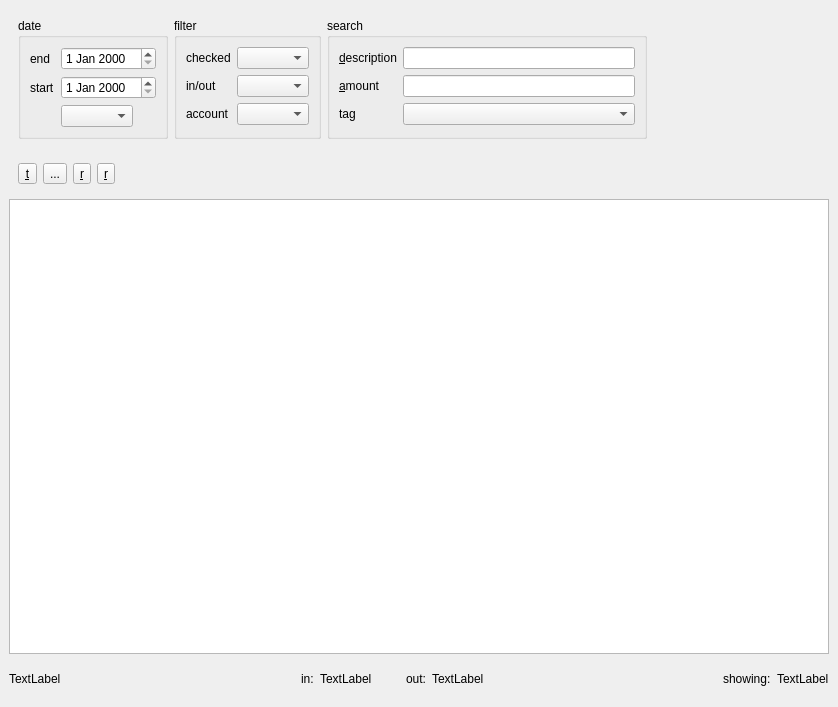
Old version of the form ui/pydosh.ui in the repository innerhippy/pydosh.
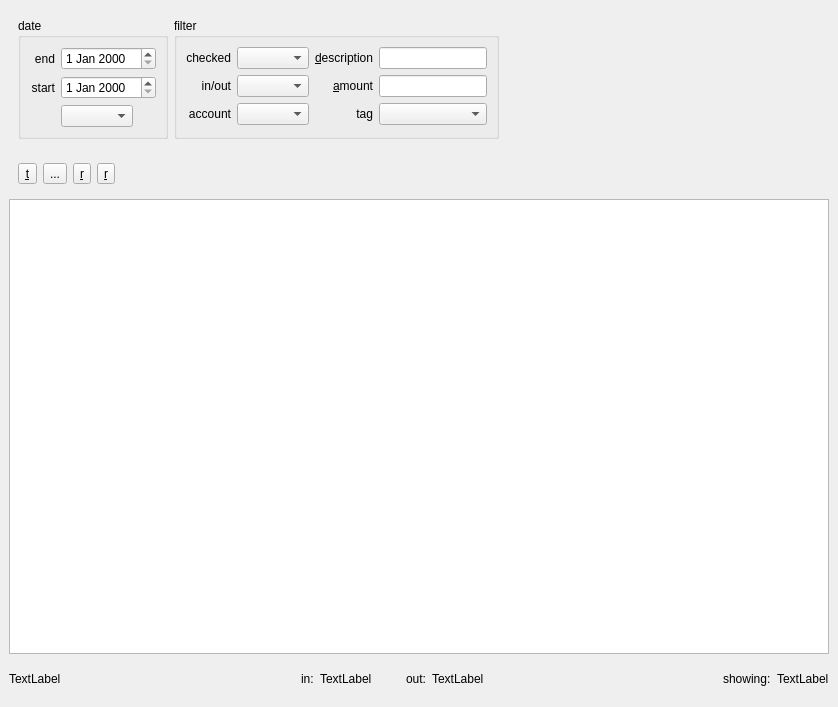
New version of the form. Icons and pictures are not drawn. Custom widgets are drawn as their Qt base class.

Patch:
```diff
--- a/ui/pydosh.ui
+++ b/ui/pydosh.ui
@@ -14,11 +14,11 @@
    <string>pydosh</string>
   </property>
   <widget class="QWidget" name="centralwidget">
-   <layout class="QGridLayout" name="gridLayout_4">
+   <layout class="QGridLayout" name="gridLayout_2">
     <item row="0" column="0">
      <widget class="QWidget" name="widget_3" native="true">
       <layout class="QGridLayout" name="gridLayout_3">
-       <item row="0" column="1">
+       <item row="0" column="2">
         <widget class="QGroupBox" name="groupBox">
          <property name="title">
           <string>filter</string>
@@ -33,7 +33,7 @@
              <string>checked</string>
             </property>
             <property name="alignment">
-             <set>Qt::AlignLeading|Qt::AlignLeft|Qt::AlignVCenter</set>
+             <set>Qt::AlignRight|Qt::AlignTrailing|Qt::AlignVCenter</set>
             </property>
            </widget>
           </item>
@@ -56,7 +56,7 @@
              <string>account</string>
             </property>
             <property name="alignment">
-             <set>Qt::AlignLeading|Qt::AlignLeft|Qt::AlignVCenter</set>
+             <set>Qt::AlignRight|Qt::AlignTrailing|Qt::AlignVCenter</set>
             </property>
            </widget>
           </item>
@@ -91,24 +91,12 @@
             <property name="text">
              <string>in/out</string>
             </property>
+            <property name="alignment">
+             <set>Qt::AlignRight|Qt::AlignTrailing|Qt::AlignVCenter</set>
+            </property>
            </widget>
           </item>
-         </layout>
-        </widget>
-       </item>
-       <item row="0" column="2">
-        <widget class="QGroupBox" name="groupBox_3">
-         <property name="minimumSize">
-          <size>
-           <width>320</width>
-           <height>0</height>
-          </size>
-         </property>
-         <property name="title">
-          <string>search</string>
-         </property>
-         <layout class="QGridLayout" name="gridLayout_2">
-          <item row="0" column="0">
+          <item row="0" column="2">
            <widget class="QLabel" name="label_14">
             <property name="layoutDirection">
              <enum>Qt::LeftToRight</enum>
@@ -117,21 +105,14 @@
              <string>&amp;description</string>
             </property>
             <property name="alignment">
-             <set>Qt::AlignLeading|Qt::AlignLeft|Qt::AlignVCenter</set>
+             <set>Qt::AlignRight|Qt::AlignTrailing|Qt::AlignVCenter</set>
             </property>
             <property name="buddy">
              <cstring>descEdit</cstring>
             </property>
            </widget>
           </item>
-          <item row="0" column="1">
-           <widget class="SearchLineEdit" name="descEdit">
-            <property name="toolTip">
-             <string>&lt;html&gt;&lt;head/&gt;&lt;body&gt;&lt;p&gt;filter on description (Alt-d)&lt;/p&gt;&lt;/body&gt;&lt;/html&gt;</string>
-            </property>
-           </widget>
-          </item>
-          <item row="1" column="0">
+          <item row="1" column="2">
            <widget class="QLabel" name="label_6">
             <property name="layoutDirection">
              <enum>Qt::LeftToRight</enum>
@@ -140,14 +121,24 @@
              <string>&amp;amount</string>
             </property>
             <property name="alignment">
-             <set>Qt::AlignLeading|Qt::AlignLeft|Qt::AlignVCenter</set>
+             <set>Qt::AlignRight|Qt::AlignTrailing|Qt::AlignVCenter</set>
             </property>
             <property name="buddy">
              <cstring>amountEdit</cstring>
             </property>
            </widget>
           </item>
-          <item row="1" column="1">
+          <item row="2" column="2">
+           <widget class="QLabel" name="label_9">
+            <property name="text">
+             <string>tag</string>
+            </property>
+            <property name="alignment">
+             <set>Qt::AlignRight|Qt::AlignTrailing|Qt::AlignVCenter</set>
+            </property>
+           </widget>
+          </item>
+          <item row="1" column="3">
            <widget class="SearchLineEdit" name="amountEdit">
             <property name="sizePolicy">
              <sizepolicy hsizetype="Expanding" vsizetype="Fixed">
@@ -160,14 +151,14 @@
             </property>
            </widget>
           </item>
-          <item row="2" column="0">
-           <widget class="QLabel" name="label_9">
-            <property name="text">
-             <string>tag</string>
+          <item row="0" column="3">
+           <widget class="SearchLineEdit" name="descEdit">
+            <property name="toolTip">
+             <string>&lt;html&gt;&lt;head/&gt;&lt;body&gt;&lt;p&gt;filter on description (Alt-d)&lt;/p&gt;&lt;/body&gt;&lt;/html&gt;</string>
             </property>
            </widget>
           </item>
-          <item row="2" column="1">
+          <item row="2" column="3">
            <widget class="MultiComboBox" name="tagCombo">
             <property name="sizePolicy">
              <sizepolicy hsizetype="Preferred" vsizetype="Fixed">
@@ -183,24 +174,17 @@
          </layout>
         </widget>
        </item>
-       <item row="0" column="3">
-        <spacer name="horizontalSpacer_3">
-         <property name="orientation">
-          <enum>Qt::Horizontal</enum>
-         </property>
-         <property name="sizeHint" stdset="0">
-          <size>
-           <width>126</width>
-           <height>20</height>
-          </size>
-         </property>
-        </spacer>
-       </item>
        <item row="0" column="0">
         <widget class="QGroupBox" name="groupBox_2">
          <property name="title">
           <string>date</string>
          </property>
+         <property name="flat">
+          <bool>false</bool>
+         </property>
+         <property name="checkable">
+          <bool>false</bool>
+         </property>
          <layout class="QGridLayout" name="gridLayout_5">
           <item row="0" column="0">
            <widget class="QLabel" name="label">
@@ -211,7 +195,7 @@
              <string>end</string>
             </property>
             <property name="alignment">
-             <set>Qt::AlignLeading|Qt::AlignLeft|Qt::AlignVCenter</set>
+             <set>Qt::AlignRight|Qt::AlignTrailing|Qt::AlignVCenter</set>
             </property>
            </widget>
           </item>
@@ -231,7 +215,7 @@
              <string>start</string>
             </property>
             <property name="alignment">
-             <set>Qt::AlignLeading|Qt::AlignLeft|Qt::AlignVCenter</set>
+             <set>Qt::AlignRight|Qt::AlignTrailing|Qt::AlignVCenter</set>
             </property>
            </widget>
           </item>
@@ -258,6 +242,19 @@
          </layout>
         </widget>
        </item>
+       <item row="0" column="3">
+        <spacer name="horizontalSpacer_3">
+         <property name="orientation">
+          <enum>Qt::Horizontal</enum>
+         </property>
+         <property name="sizeHint" stdset="0">
+          <size>
+           <width>40</width>
+           <height>20</height>
+          </size>
+         </property>
+        </spacer>
+       </item>
       </layout>
      </widget>
     </item>
```
